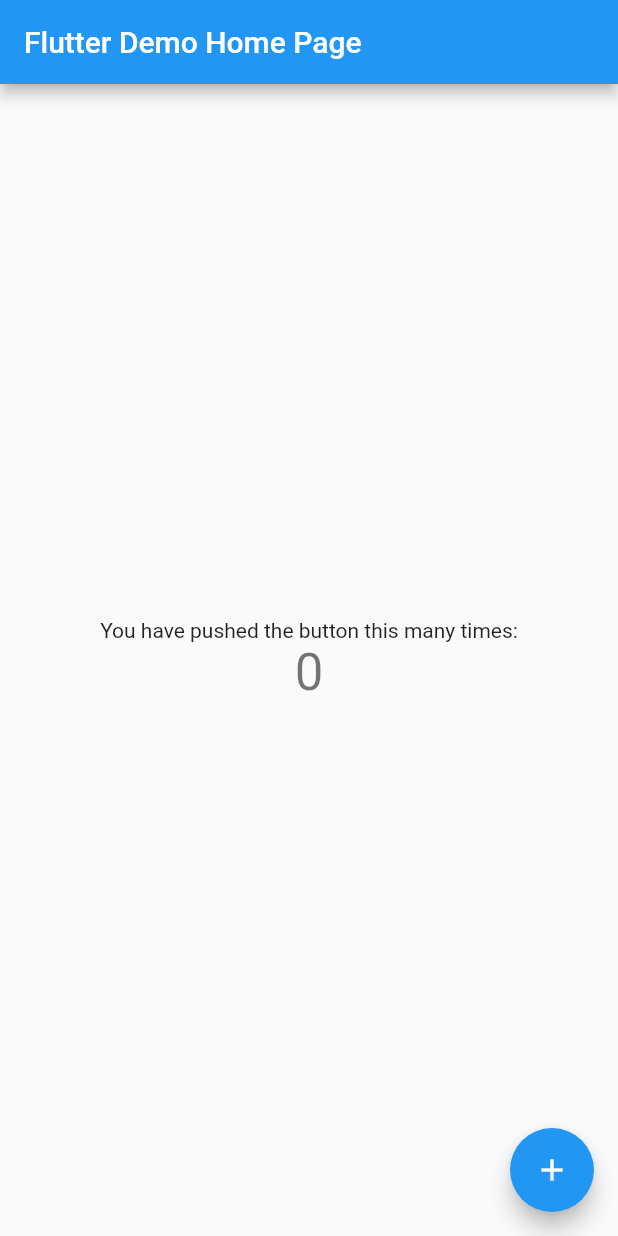
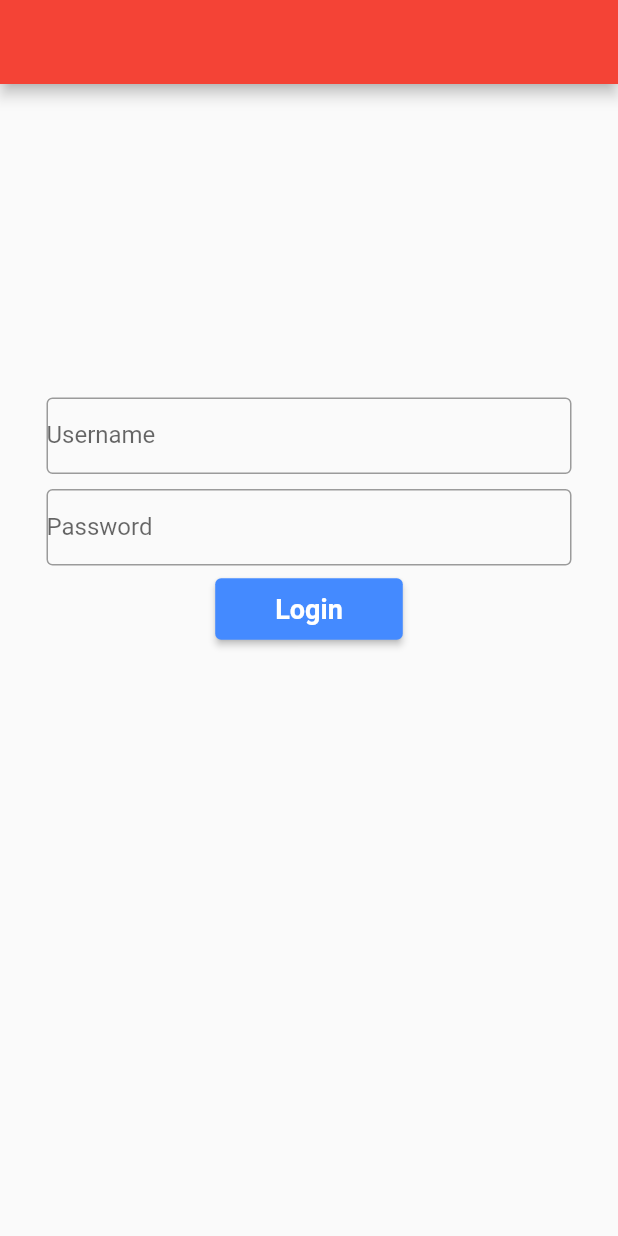
Before and after one commit to lakithjayalath/learning_flutter, a Flutter app: the screen it shows after launch, on a phone screen of 412 x 824 dp. Run offline on Flutter 3.47's test engine with Material 2 defaults, Android fonts, the phone set to English and light mode, and no system bars.

Commit message:
initial login screen ui

```diff
--- a/lib/main.dart
+++ b/lib/main.dart
@@ -1,116 +1,18 @@
 import 'package:flutter/material.dart';
+import 'package:learning_fluttter/screens/login_screen.dart';
 
 void main() {
   runApp(const MyApp());
 }
 
-// comment
 class MyApp extends StatelessWidget {
   const MyApp({Key? key}) : super(key: key);
 
   // This widget is the root of your application.
   @override
   Widget build(BuildContext context) {
-    return MaterialApp(
-      title: 'Flutter Demo',
-      theme: ThemeData(
-        // This is the theme of your application.
-        //
-        // Try running your application with "flutter run". You'll see the
-        // application has a blue toolbar. Then, without quitting the app, try
-        // changing the primarySwatch below to Colors.green and then invoke
-        // "hot reload" (press "r" in the console where you ran "flutter run",
-        // or simply save your changes to "hot reload" in a Flutter IDE).
-        // Notice that the counter didn't reset back to zero; the application
-        // is not restarted.
-        primarySwatch: Colors.blue,
-      ),
-      home: const MyHomePage(title: 'Flutter Demo Home Page'),
+    return const MaterialApp(
+      home: LoginScreen(),
     );
   }
 }
-
-class MyHomePage extends StatefulWidget {
-  const MyHomePage({Key? key, required this.title}) : super(key: key);
-
-  // This widget is the home page of your application. It is stateful, meaning
-  // that it has a State object (defined below) that contains fields that affect
-  // how it looks.
-
-  // This class is the configuration for the state. It holds the values (in this
-  // case the title) provided by the parent (in this case the App widget) and
-  // used by the build method of the State. Fields in a Widget subclass are
-  // always marked "final".
-
-  final String title;
-
-  @override
-  State<MyHomePage> createState() => _MyHomePageState();
-}
-
-class _MyHomePageState extends State<MyHomePage> {
-  int _counter = 0;
-
-  void _incrementCounter() {
-    setState(() {
-      // This call to setState tells the Flutter framework that something has
-      // changed in this State, which causes it to rerun the build method below
-      // so that the display can reflect the updated values. If we changed
-      // _counter without calling setState(), then the build method would not be
-      // called again, and so nothing would appear to happen.
-      _counter++;
-    });
-  }
-
-  @override
-  Widget build(BuildContext context) {
-    // This method is rerun every time setState is called, for instance as done
-    // by the _incrementCounter method above.
-    //
-    // The Flutter framework has been optimized to make rerunning build methods
-    // fast, so that you can just rebuild anything that needs updating rather
-    // than having to individually change instances of widgets.
-    return Scaffold(
-      appBar: AppBar(
-        // Here we take the value from the MyHomePage object that was created by
-        // the App.build method, and use it to set our appbar title.
-        title: Text(widget.title),
-      ),
-      body: Center(
-        // Center is a layout widget. It takes a single child and positions it
-        // in the middle of the parent.
-        child: Column(
-          // Column is also a layout widget. It takes a list of children and
-          // arranges them vertically. By default, it sizes itself to fit its
-          // children horizontally, and tries to be as tall as its parent.
-          //
-          // Invoke "debug painting" (press "p" in the console, choose the
-          // "Toggle Debug Paint" action from the Flutter Inspector in Android
-          // Studio, or the "Toggle Debug Paint" command in Visual Studio Code)
-          // to see the wireframe for each widget.
-          //
-          // Column has various properties to control how it sizes itself and
-          // how it positions its children. Here we use mainAxisAlignment to
-          // center the children vertically; the main axis here is the vertical
-          // axis because Columns are vertical (the cross axis would be
-          // horizontal).
-          mainAxisAlignment: MainAxisAlignment.center,
-          children: <Widget>[
-            const Text(
-              'You have pushed the button this many times:',
-            ),
-            Text(
-              '$_counter',
-              style: Theme.of(context).textTheme.headline4,
-            ),
-          ],
-        ),
-      ),
-      floatingActionButton: FloatingActionButton(
-        onPressed: _incrementCounter,
-        tooltip: 'Increment',
-        child: const Icon(Icons.add),
-      ), // This trailing comma makes auto-formatting nicer for build methods.
-    );
-  }
-}
--- /dev/null
+++ b/lib/screens/contest_screen.dart
@@ -0,0 +1,15 @@
+import 'package:flutter/material.dart';
+
+class ContestScreen extends StatefulWidget {
+  const ContestScreen({Key? key}) : super(key: key);
+
+  @override
+  State<ContestScreen> createState() => _ContestScreenState();
+}
+
+class _ContestScreenState extends State<ContestScreen> {
+  @override
+  Widget build(BuildContext context) {
+    return Container();
+  }
+}
--- /dev/null
+++ b/lib/screens/login_screen.dart
@@ -0,0 +1,65 @@
+import 'package:flutter/material.dart';
+
+class LoginScreen extends StatelessWidget {
+  const LoginScreen({Key? key}) : super(key: key);
+
+  @override
+  Widget build(BuildContext context) {
+    return MaterialApp(
+      title: "Login",
+      home: Scaffold(
+        appBar: AppBar(
+          backgroundColor: Colors.red,
+        ),
+        body: Center(
+            child: SizedBox(
+          child: Column(
+            children: [
+              const SizedBox(
+                height: 50,
+                width: double.infinity,
+              ),
+              const TextField(
+                decoration: InputDecoration(
+                  labelText: "Username",
+                  contentPadding: EdgeInsets.symmetric(vertical: 16.0),
+                  border: OutlineInputBorder(),
+                ),
+              ),
+              const SizedBox(
+                height: 10,
+                width: double.infinity,
+              ),
+              const TextField(
+                decoration: InputDecoration(
+                  labelText: "Password",
+                  contentPadding: EdgeInsets.symmetric(vertical: 16.0),
+                  border: OutlineInputBorder(),
+                ),
+              ),
+              const SizedBox(
+                height: 5,
+                width: double.infinity,
+              ),
+              ElevatedButton(
+                onPressed: () {
+                  // ignore: avoid_print
+                  print("pressed");
+                },
+                child: const Text("Login"),
+                style: ElevatedButton.styleFrom(
+                    primary: Colors.blueAccent,
+                    padding: const EdgeInsets.symmetric(
+                        horizontal: 40, vertical: 10),
+                    textStyle: const TextStyle(
+                        fontSize: 18, fontWeight: FontWeight.bold)),
+              )
+            ],
+          ),
+          height: 450,
+          width: 350,
+        )),
+      ),
+    );
+  }
+}
```
